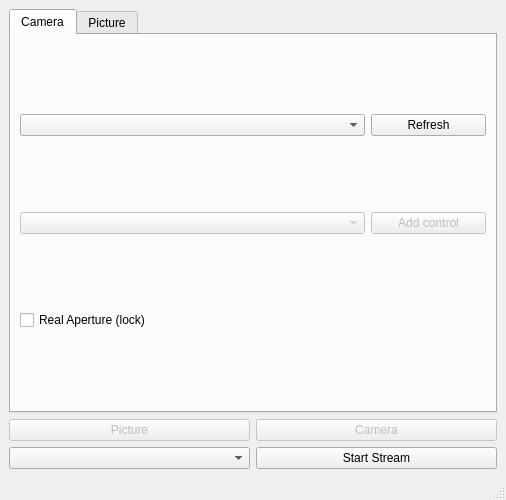
The window that src/gui/mainwindow.ui (david-polak/dslr-webcam) describes before a commit, drawn with Qt 5.
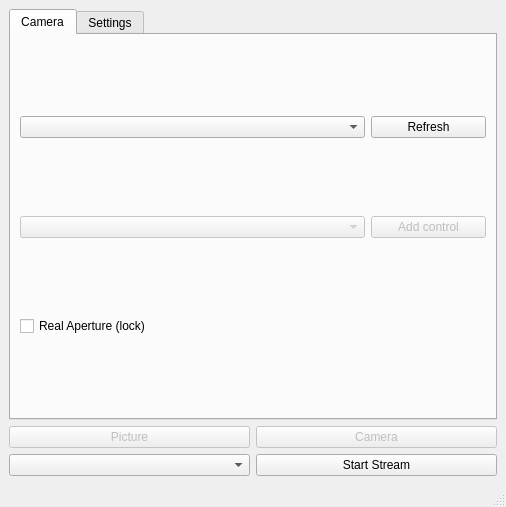
The same window after the commit.

Patch:
```diff
--- a/src/gui/mainwindow.ui
+++ b/src/gui/mainwindow.ui
@@ -7,7 +7,7 @@
     <x>0</x>
     <y>0</y>
     <width>506</width>
-    <height>500</height>
+    <height>507</height>
    </rect>
   </property>
   <property name="windowTitle">
@@ -33,8 +33,6 @@
        <attribute name="title">
         <string>Camera</string>
        </attribute>
-       <layout class="QHBoxLayout" name="horizontalLayout_3">
-        <item>
          <layout class="QVBoxLayout" name="cameraVerticalLayout">
           <item>
            <layout class="QHBoxLayout" name="horizontalLayout_4" stretch="3,1">
@@ -79,12 +77,10 @@
            </widget>
           </item>
          </layout>
-        </item>
-       </layout>
       </widget>
       <widget class="QWidget" name="pictureTab">
        <attribute name="title">
-        <string>Picture</string>
+        <string>Settings</string>
        </attribute>
       </widget>
      </widget>
```
Left out of the diff: 3 changed lines with no effect on the pictures. Lines whose indentation alone changed are shown as unchanged.
